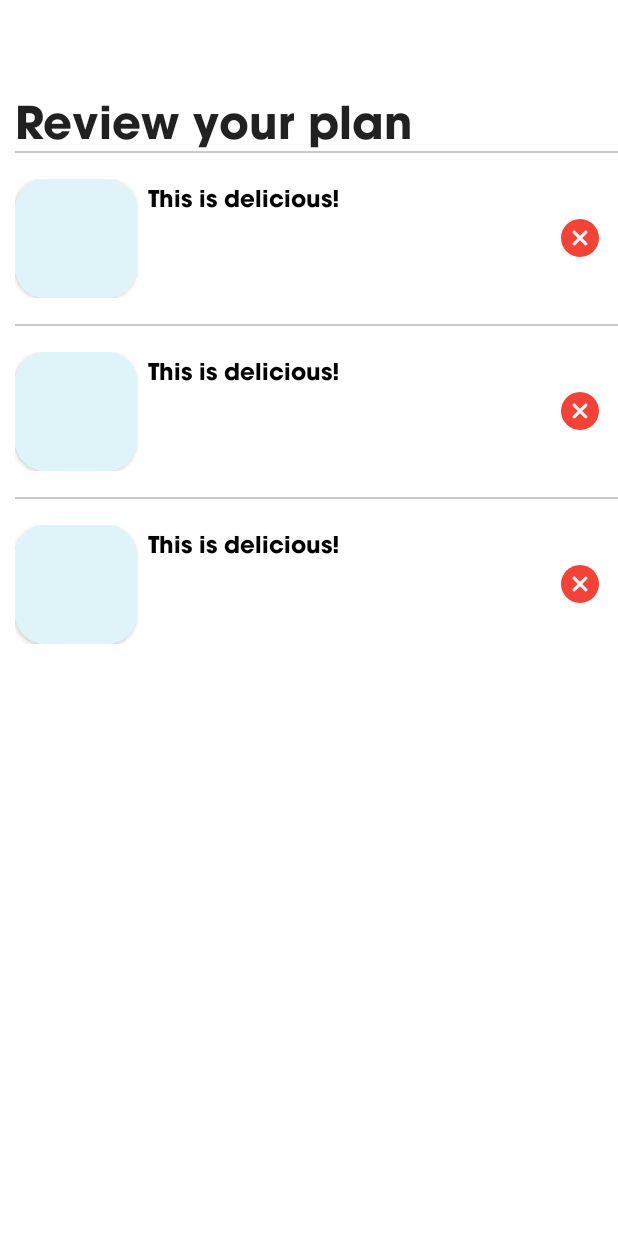
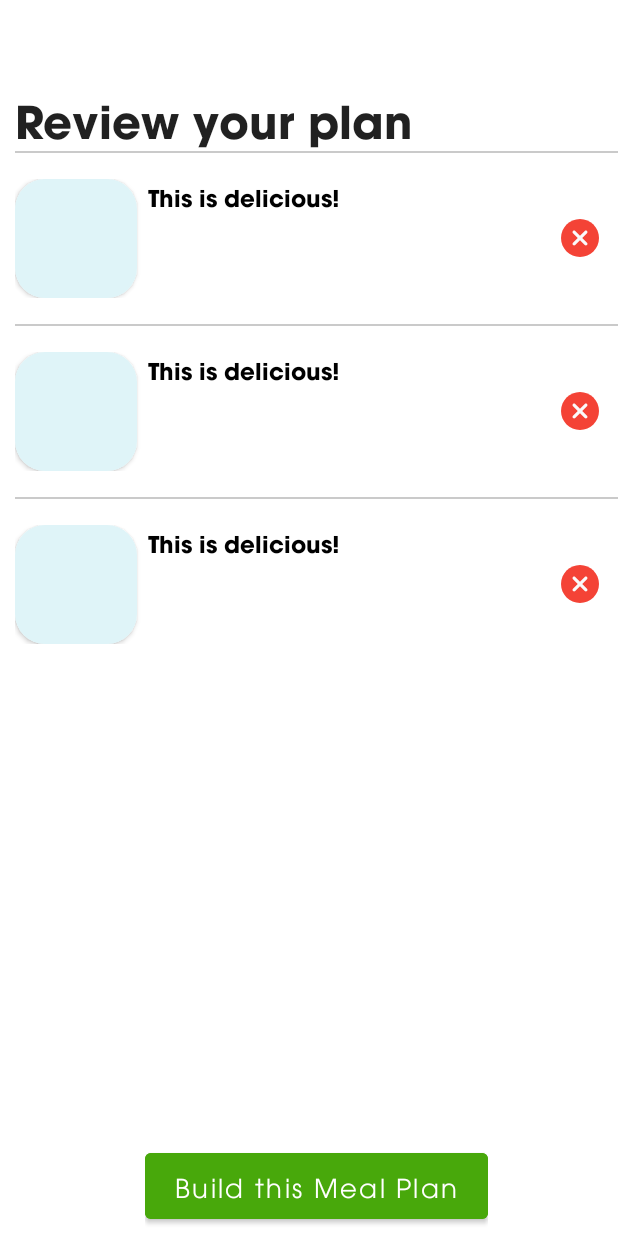
Before and after one commit to dangtiendat288/MealHelper, an Android app: the layout fragment_review_plan.xml on its own in the app's theme, with its tools: preview values and no code run, on a phone screen of 412 x 824 dp. Run offline under Robolectric (Android 15) with nearby library versions, the phone set to English and light mode, and no system bars.

Commit message:
add build this meal plan btn

```diff
--- /dev/null
+++ b/app/src/main/res/layout/button_build_this_new_plan.xml
@@ -0,0 +1,16 @@
+<?xml version="1.0" encoding="utf-8"?>
+<FrameLayout
+    xmlns:android="http://schemas.android.com/apk/res/android" android:layout_width="match_parent"
+    android:layout_height="match_parent">
+    <Button
+        android:paddingHorizontal="20dp"
+        android:paddingVertical="10dp"
+        android:layout_width="wrap_content"
+        android:layout_height="wrap_content"
+        android:backgroundTint="@color/darkGreen"
+        android:text="Build this Meal Plan"
+        android:maxLines="1"
+        android:textSize="17sp"
+        android:textAllCaps="false"
+        />
+</FrameLayout>
--- a/app/src/main/res/layout/fragment_meal_plan.xml
+++ b/app/src/main/res/layout/fragment_meal_plan.xml
@@ -4,7 +4,6 @@
     xmlns:tools="http://schemas.android.com/tools"
     android:layout_width="match_parent"
     android:layout_height="match_parent"
-    android:orientation="vertical"
     android:padding="10dp"
     tools:context=".fragment.MealPlanFragment"
     android:background="@color/white">
--- a/app/src/main/res/layout/fragment_review_plan.xml
+++ b/app/src/main/res/layout/fragment_review_plan.xml
@@ -1,19 +1,23 @@
 <?xml version="1.0" encoding="utf-8"?>
-<LinearLayout xmlns:android="http://schemas.android.com/apk/res/android"
+<androidx.coordinatorlayout.widget.CoordinatorLayout xmlns:android="http://schemas.android.com/apk/res/android"
+    xmlns:app="http://schemas.android.com/apk/res-auto"
     xmlns:tools="http://schemas.android.com/tools"
     android:layout_width="match_parent"
     android:layout_height="match_parent"
-    xmlns:app="http://schemas.android.com/apk/res-auto"
-    android:orientation="vertical"
-    tools:context=".fragment.ReviewPlanFragment"
+    android:background="@color/white"
     android:paddingStart="10dp"
-    android:background="@color/white">
+    tools:context=".fragment.ReviewPlanFragment">
+
+    <LinearLayout
+        android:layout_width="match_parent"
+        android:layout_height="match_parent"
+        android:orientation="vertical">
 
 
         <androidx.appcompat.widget.Toolbar
             android:layout_width="match_parent"
             android:layout_height="?attr/actionBarSize"
-        android:background="@color/colorPrimary"/>
+            android:background="@color/colorPrimary" />
 
         <TextView
             android:layout_width="match_parent"
@@ -21,12 +25,25 @@
             android:text="Review your plan"
             android:textAppearance="@style/TextAppearance.AppCompat.Headline"
             android:textSize="30sp"
-        android:textStyle="bold"/>
+            android:textStyle="bold" />
+
         <androidx.recyclerview.widget.RecyclerView
-        tools:listitem="@layout/item_review_plan_layout"
             android:id="@+id/rvReviewPlan"
             android:layout_width="match_parent"
             android:layout_height="match_parent"
+            android:orientation="vertical"
             app:layoutManager="androidx.recyclerview.widget.LinearLayoutManager"
-        android:orientation="vertical"/>
+            tools:listitem="@layout/item_review_plan_layout" />
+
+
     </LinearLayout>
+
+    <include
+        android:id="@+id/btnBuildThisMealPlan"
+        layout="@layout/button_build_this_new_plan"
+        android:layout_width="wrap_content"
+        android:layout_height="wrap_content"
+        android:layout_gravity="bottom|center"
+        android:layout_marginBottom="5dp" />
+
+</androidx.coordinatorlayout.widget.CoordinatorLayout>
```
Lines whose indentation alone changed are shown as unchanged.
